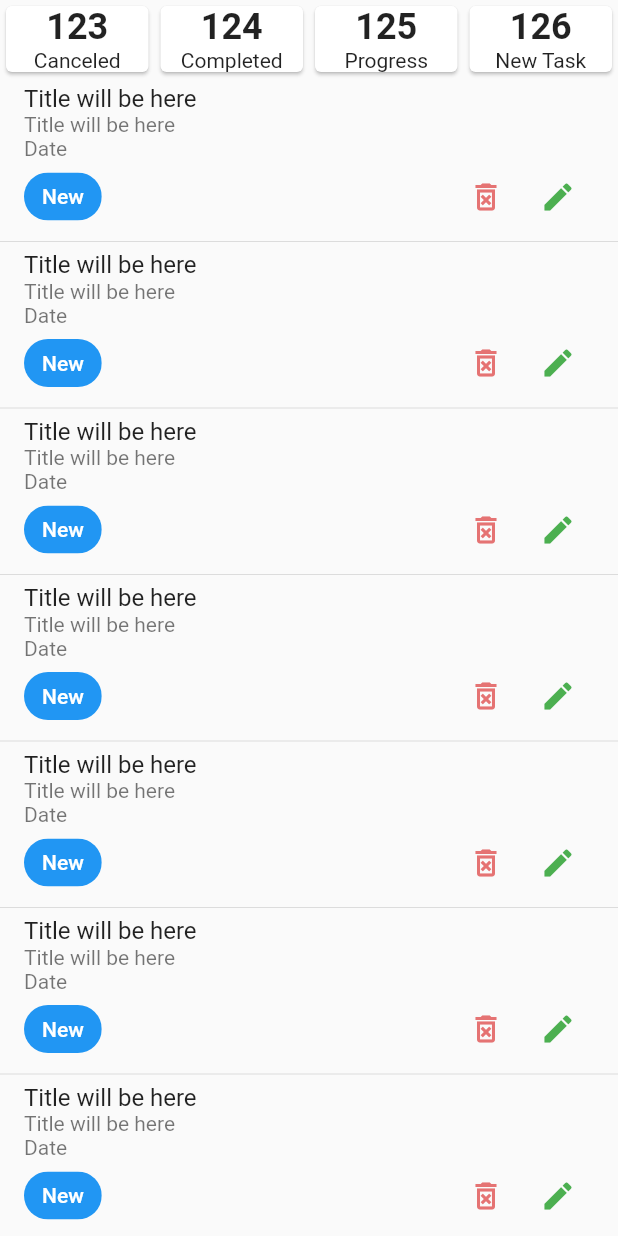
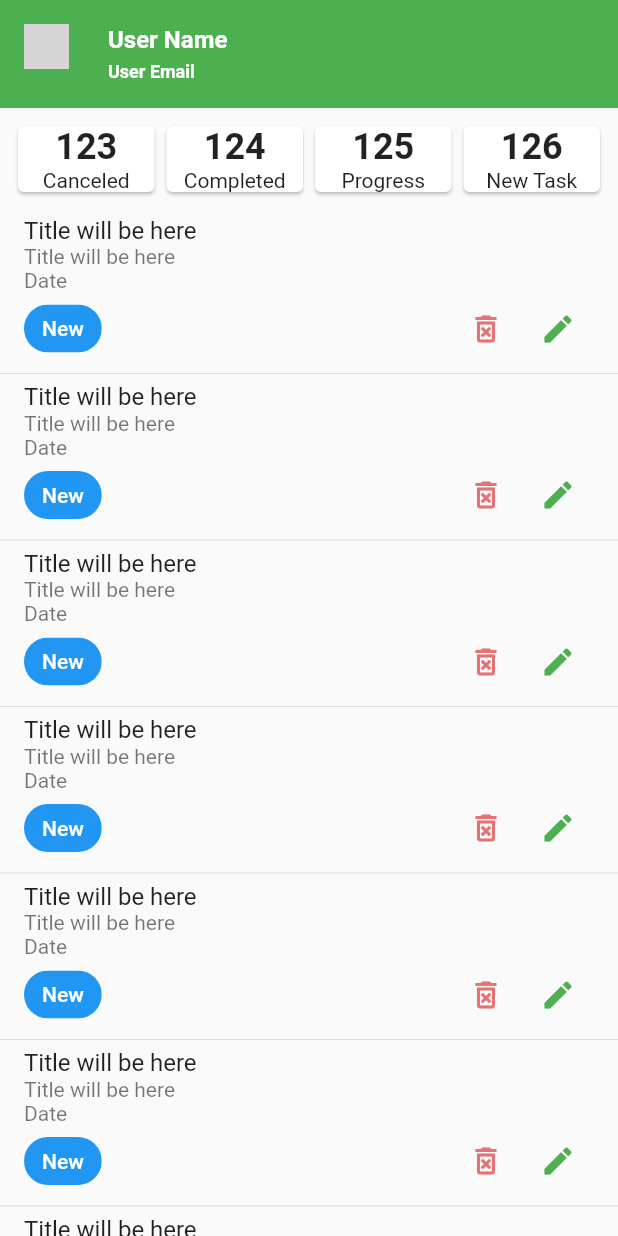
Before and after one commit to musfique113/TaskTracker, a Flutter app: the NewTaskScreen screen opened directly, on a phone screen of 412 x 824 dp. Run offline on Flutter 3.47's test engine with Material 2 defaults, Android fonts, the phone set to English and light mode, and no system bars; our stand-ins replace flutter_svg, pin_code_fields; network calls fail; grey boxes are pictures that could not be loaded.

Commit message:
added the user profile banner ui

```diff
--- a/lib/ui/presentation/screens/new_task_screen.dart
+++ b/lib/ui/presentation/screens/new_task_screen.dart
@@ -1,6 +1,8 @@
 import 'package:flutter/material.dart';
 
 import '../widgets/summary_card.dart';
+import '../widgets/task_list_tile.dart';
+import '../widgets/user_profile_banner.dart';
 
 class NewTaskScreen extends StatelessWidget {
   const NewTaskScreen({Key? key}) : super(key: key);
@@ -11,7 +13,10 @@ class NewTaskScreen extends StatelessWidget {
       body: SafeArea(
         child: Column(
           children: [
-            Row(
+            UserProfileBanner(),
+            Padding(
+              padding: const EdgeInsets.all(8.0),
+              child: Row(
                 children: [
                   Expanded(
                     child: SummaryCard(
@@ -39,52 +44,8 @@ class NewTaskScreen extends StatelessWidget {
                   ),
                 ],
               ),
-            Expanded(
-              child: ListView.separated(
-                itemCount: 20,
-                itemBuilder: (context, index) {
-                 return ListTile(
-                    title: const Text('Title will be here'),
-                    subtitle: Column(
-                      crossAxisAlignment: CrossAxisAlignment.start,
-                      children: [
-                        const Text('Title will be here'),
-                        const Text('Date'),
-                        Row(
-                          children: [
-                            const Chip(
-                              label: Text(
-                                'New',
-                                style: TextStyle(color: Colors.white),
             ),
-                              backgroundColor: Colors.blue,
-                            ),
-                            const Spacer(),
-                            IconButton(
-                                onPressed: () {},
-                                icon: Icon(
-                                  Icons.delete_forever_outlined,
-                                  color: Colors.red.shade300,
-                                )),
-                            IconButton(
-                                onPressed: () {},
-                                icon: const Icon(
-                                  Icons.edit,
-                                  color: Colors.green,
-                                )),
-                          ],
-                        )
-                      ],
-                    ),
-                  );
-                },
-                separatorBuilder: (BuildContext context, int index) {
-                  return Divider(
-                    height: 4,
-                  );
-                },
-              ),
-            ),
+            TaskListTile(),
           ],
         ),
       ),
--- /dev/null
+++ b/lib/ui/presentation/widgets/task_list_tile.dart
@@ -0,0 +1,57 @@
+import 'package:flutter/material.dart';
+
+class TaskListTile extends StatelessWidget {
+  const TaskListTile({
+    super.key,
+  });
+
+  @override
+  Widget build(BuildContext context) {
+    return Expanded(
+      child: ListView.separated(
+        itemCount: 20,
+        itemBuilder: (context, index) {
+          return ListTile(
+            title: const Text('Title will be here'),
+            subtitle: Column(
+              crossAxisAlignment: CrossAxisAlignment.start,
+              children: [
+                const Text('Title will be here'),
+                const Text('Date'),
+                Row(
+                  children: [
+                    const Chip(
+                      label: Text(
+                        'New',
+                        style: TextStyle(color: Colors.white),
+                      ),
+                      backgroundColor: Colors.blue,
+                    ),
+                    const Spacer(),
+                    IconButton(
+                        onPressed: () {},
+                        icon: Icon(
+                          Icons.delete_forever_outlined,
+                          color: Colors.red.shade300,
+                        )),
+                    IconButton(
+                        onPressed: () {},
+                        icon: const Icon(
+                          Icons.edit,
+                          color: Colors.green,
+                        )),
+                  ],
+                )
+              ],
+            ),
+          );
+        },
+        separatorBuilder: (BuildContext context, int index) {
+          return Divider(
+            height: 4,
+          );
+        },
+      ),
+    );
+  }
+}
--- /dev/null
+++ b/lib/ui/presentation/widgets/user_profile_banner.dart
@@ -0,0 +1,32 @@
+
+import 'package:flutter/material.dart';
+
+class UserProfileBanner extends StatelessWidget {
+  const UserProfileBanner({
+    super.key,
+  });
+
+  @override
+  Widget build(BuildContext context) {
+    return ListTile(
+      tileColor: Colors.green,
+      leading: CircleAvatar(
+        backgroundImage: NetworkImage(
+            "https://avatars.githubusercontent.com/u/53111065?v=4"),
+        radius: 15,
+      ),
+      title: Text(
+        "User Name",
+        style:
+        TextStyle(fontWeight: FontWeight.w600, color: Colors.white),
+      ),
+      subtitle: Text(
+        "User Email",
+        style: TextStyle(
+            fontWeight: FontWeight.w600,
+            color: Colors.white,
+            fontSize: 12),
+      ),
+    );
+  }
+}
```
Lines whose indentation alone changed are shown as unchanged.
